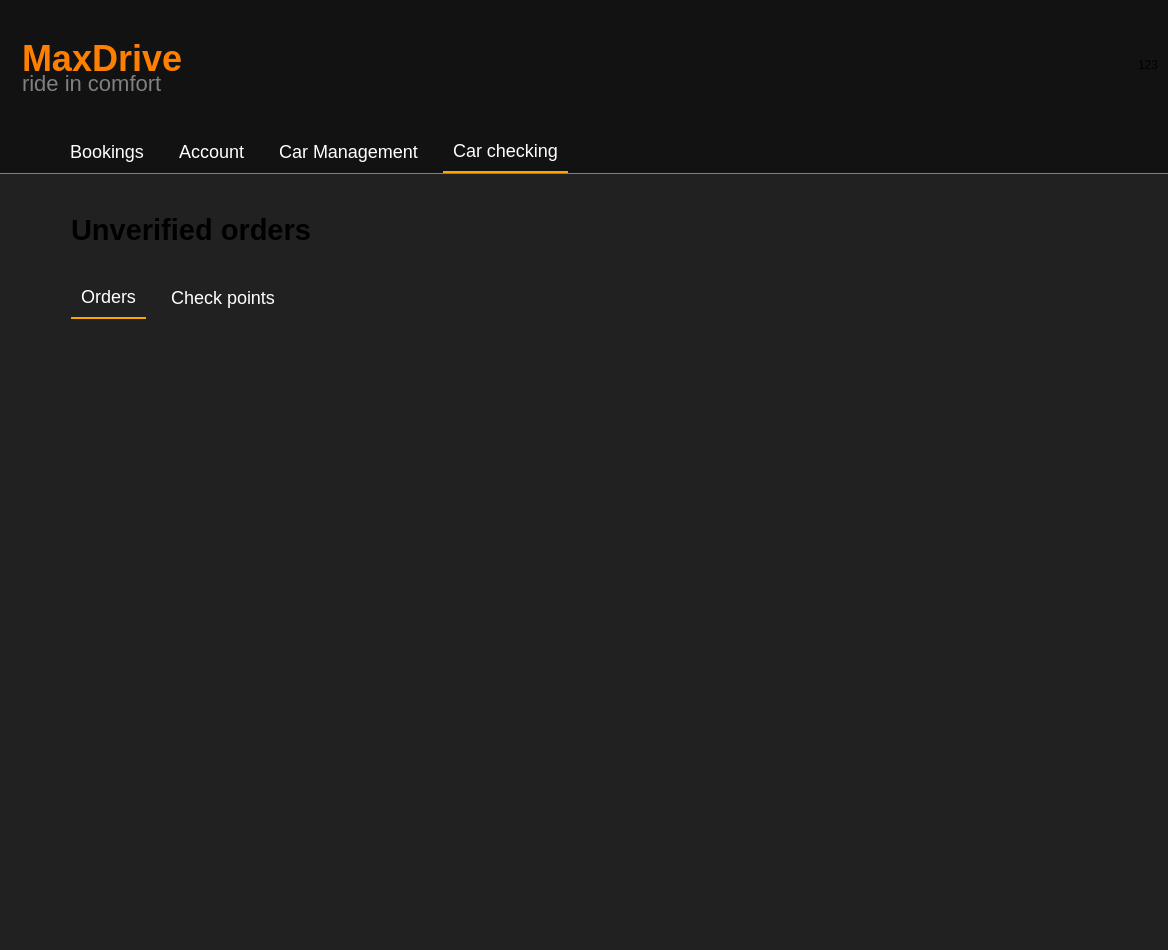
Above: mainwindow.ui from Maks2447/RentalCars before the change. Below: the same form after it.
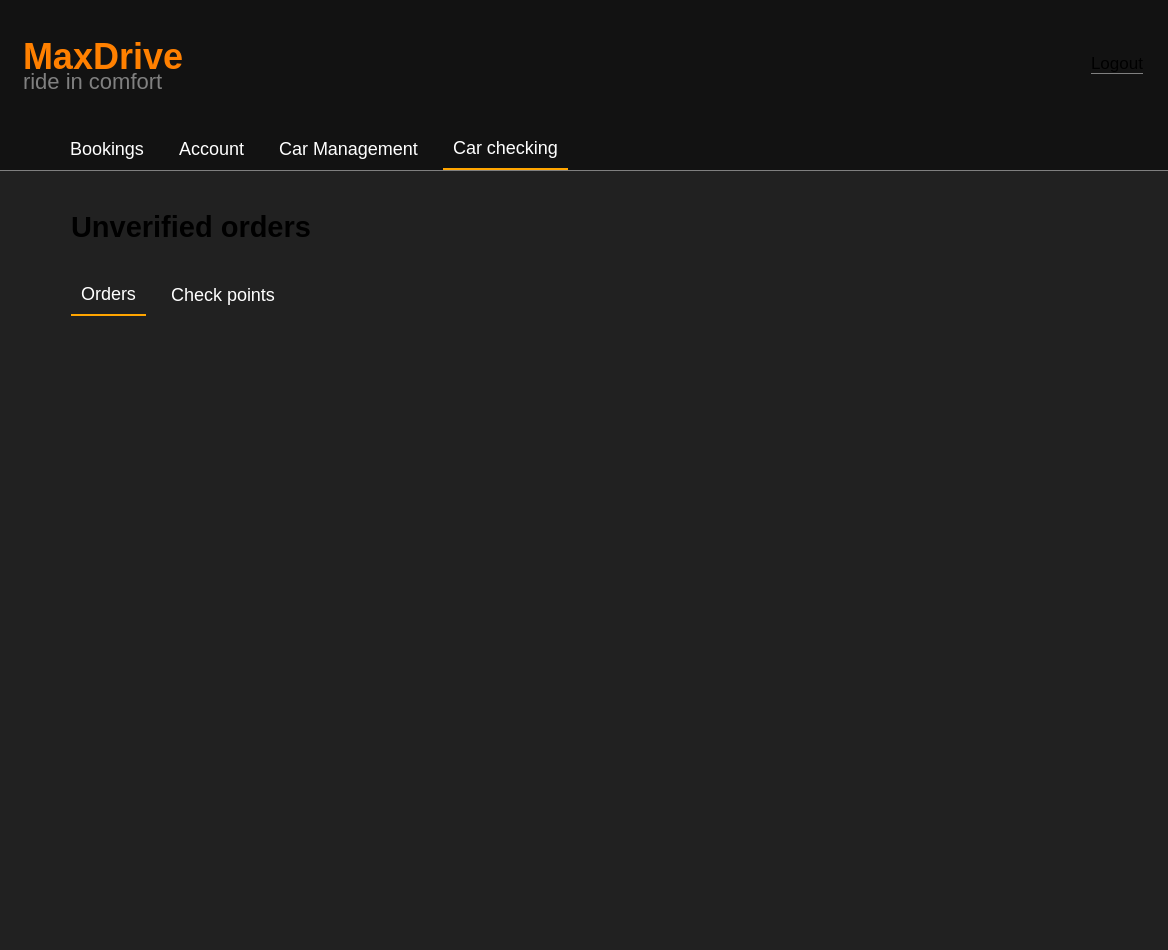
That is the form after the change. The open tabs and pages were chosen to show the change. Icons and pictures are not drawn.

```diff
--- a/mainwindow.ui
+++ b/mainwindow.ui
@@ -2679,18 +2679,24 @@
           <property name="minimumSize">
            <size>
             <width>0</width>
-            <height>130</height>
+            <height>110</height>
            </size>
           </property>
           <property name="styleSheet">
            <string notr="true">background-color: #121212;</string>
           </property>
           <layout class="QHBoxLayout" name="horizontalLayout_4" stretch="1,6,0">
+           <property name="leftMargin">
+            <number>10</number>
+           </property>
            <property name="topMargin">
-            <number>11</number>
+            <number>10</number>
+           </property>
+           <property name="rightMargin">
+            <number>25</number>
            </property>
            <property name="bottomMargin">
-            <number>11</number>
+            <number>10</number>
            </property>
            <item>
             <widget class="QLabel" name="logoName_label">
@@ -2731,9 +2737,26 @@
             </spacer>
            </item>
            <item>
-            <widget class="QLabel" name="logout_label">
+            <widget class="QPushButton" name="logout_pushButton">
+             <property name="font">
+              <font>
+               <pointsize>13</pointsize>
+              </font>
+             </property>
+             <property name="styleSheet">
+              <string notr="true">QPushButton {
+	border: none;
+	border-bottom: 1px solid gray;
+}
+QPushButton::hover {
+	color: #808080;
+}
+QPushButton::pressed {
+	color: #666666;	
+}</string>
+             </property>
              <property name="text">
-              <string>123</string>
+              <string>Logout</string>
              </property>
             </widget>
            </item>
@@ -4137,8 +4160,8 @@
                        <rect>
                         <x>0</x>
                         <y>0</y>
-                        <width>100</width>
-                        <height>30</height>
+                        <width>1097</width>
+                        <height>628</height>
                        </rect>
                       </property>
                       <layout class="QVBoxLayout" name="verticalLayout_28">
@@ -4149,7 +4172,7 @@
                         <number>0</number>
                        </property>
                        <property name="topMargin">
-                        <number>0</number>
+                        <number>20</number>
                        </property>
                        <property name="rightMargin">
                         <number>0</number>
```
Left out of the diff: 34 changed lines with no effect on the pictures.
